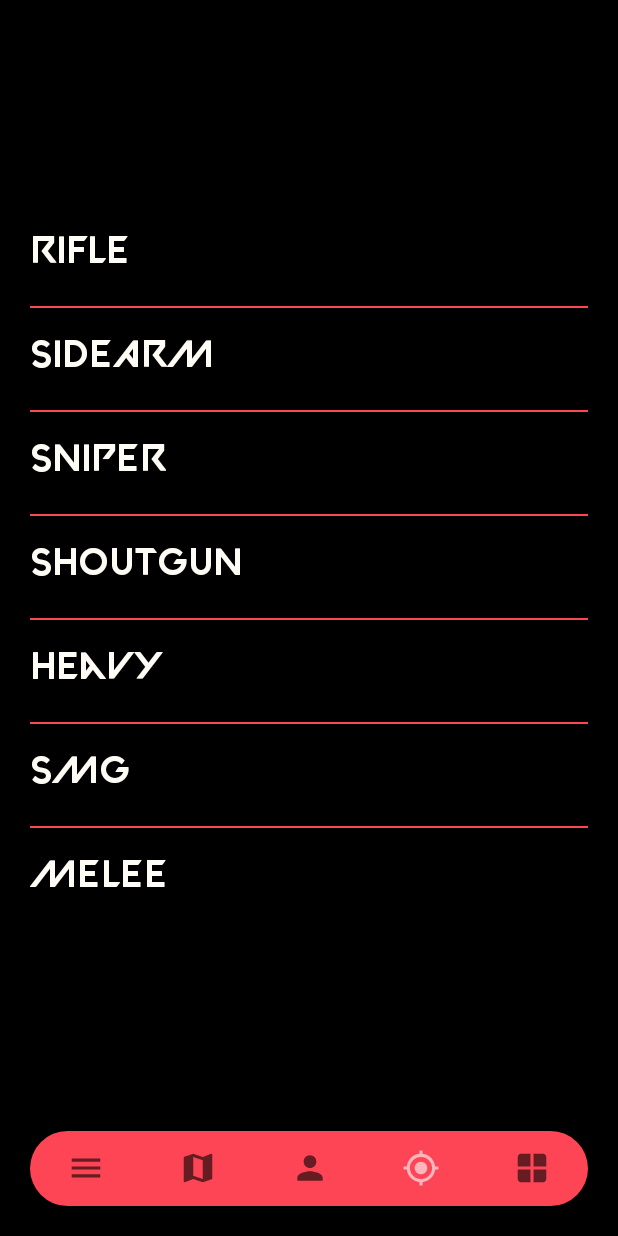
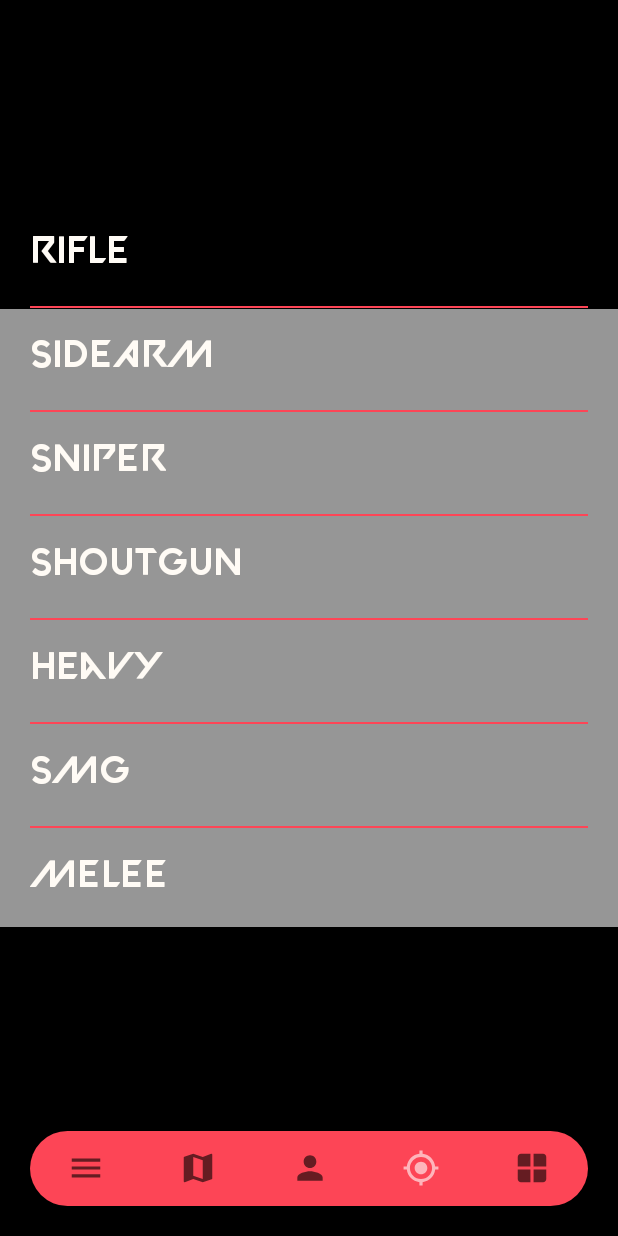
Before and after one commit to icanerdogan/ValorantGuideApp, an Android app: the screen it shows after launch (MainActivity), item 4 of the bottom bar chosen, on a phone screen of 412 x 824 dp. Run offline under Robolectric (Android 15) with nearby library versions, the phone set to English and light mode, and no system bars; our stand-ins replace Dagger/Hilt's generated code, Room's generated code; libraries missing offline, so code that uses them is left out: net.cachapa.expandablelayout; plain views replace ExpandableLayout; 1 statement that could not run was skipped.

Commit message:
Weapon background changed.

```diff
--- a/app/src/main/res/layout/fragment_other.xml
+++ b/app/src/main/res/layout/fragment_other.xml
@@ -3,6 +3,7 @@
     xmlns:tools="http://schemas.android.com/tools"
     android:layout_width="match_parent"
     android:layout_height="match_parent"
+    android:background="@color/Black"
     tools:context=".view.fragment.OtherFragment">
 
     <!-- TODO: Update blank fragment layout -->
@@ -11,6 +12,8 @@
         android:layout_height="match_parent"
         android:gravity="center"
         android:textSize="30sp"
-        android:text="Others Coming Soon..." />
+        android:text="Others Coming Soon..."
+        android:textColor="@color/White"
+        android:fontFamily="@font/chakrapetch_regular"/>
 
 </FrameLayout>
--- a/app/src/main/res/layout/fragment_weapon.xml
+++ b/app/src/main/res/layout/fragment_weapon.xml
@@ -8,6 +8,17 @@
     android:background="@color/ValorantBlack"
     android:layout_gravity="center"
     tools:context=".view.fragment.WeaponFragment">
+
+    <androidx.appcompat.widget.AppCompatImageView
+        android:layout_width="match_parent"
+        android:layout_height="match_parent"
+        android:src="@drawable/fragment_weapon_background" />
+
+    <!-- Background Image Transparent -->
+    <View
+        android:layout_width="match_parent"
+        android:layout_height="match_parent"
+        android:background="@color/BlackTransparent30"/>
 
     <LinearLayout
         android:layout_width="match_parent"
```
Also changed, not shown: 1 other file.
